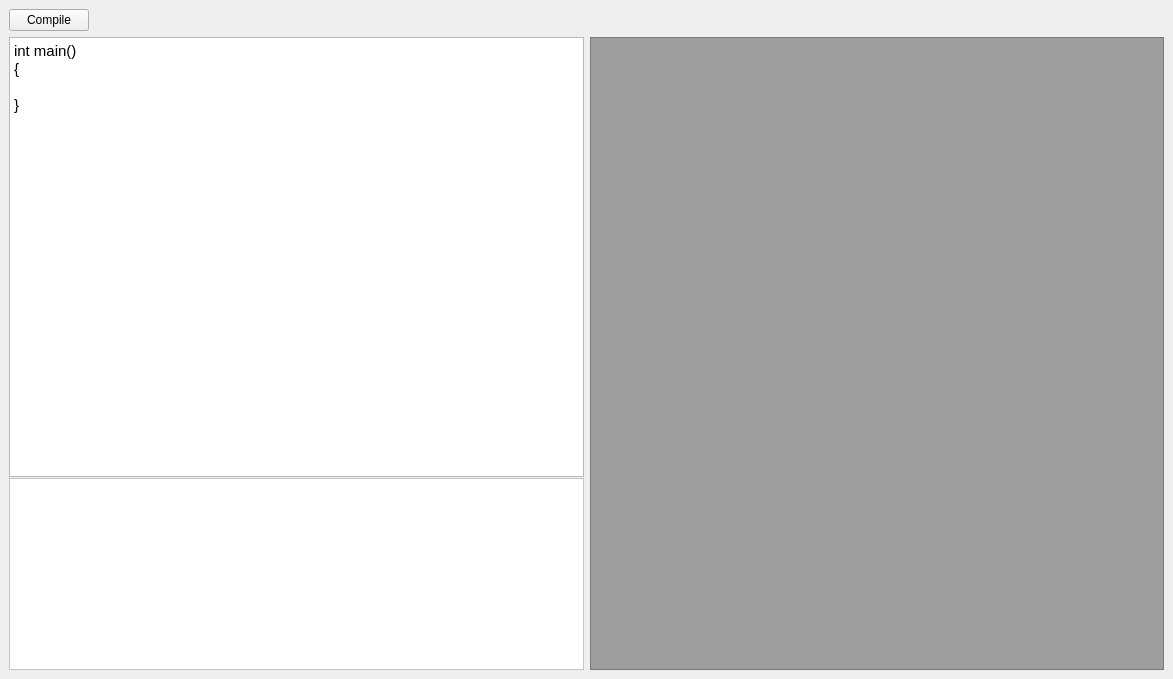
This is app/mainwindow.ui in davidvidovic/riscv-emulator as Qt 5 draws it before an edit. The edited form follows.
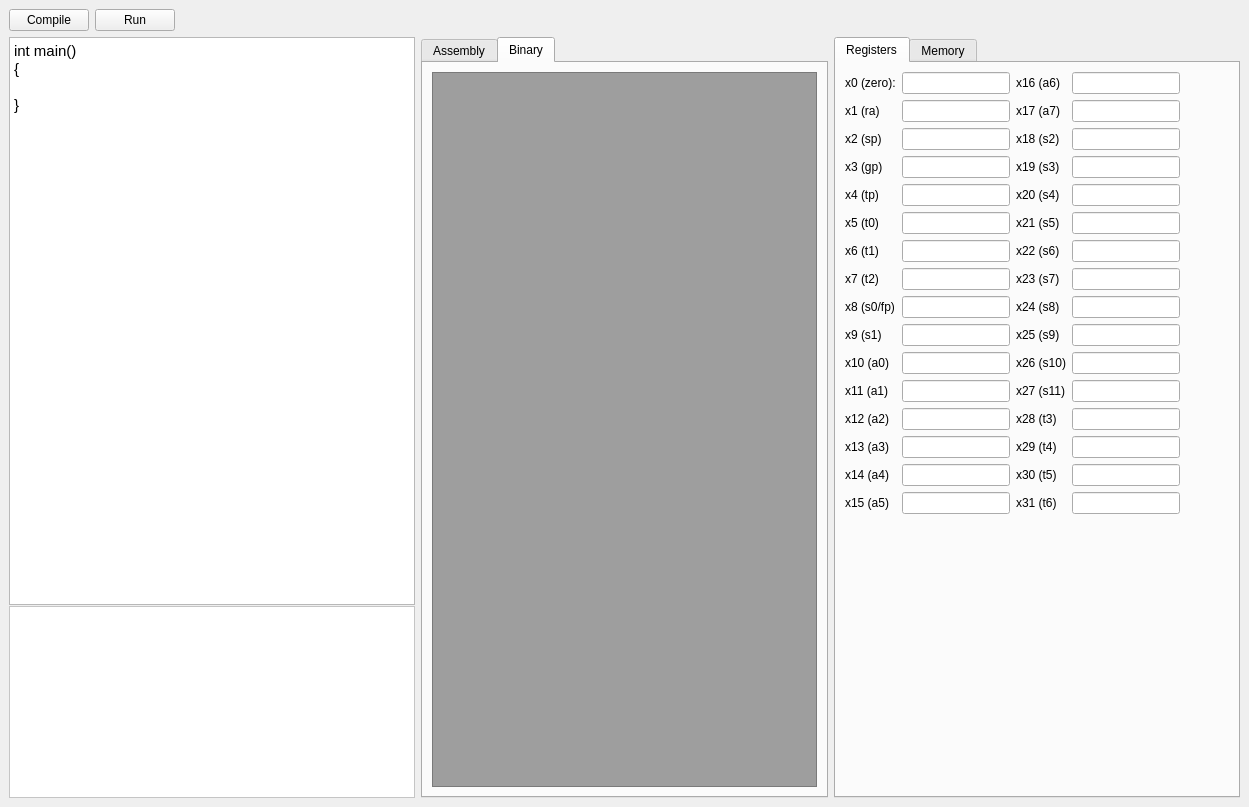
This is the edited form.

Commit message: App UI updated with both assembly and binary outputs. Highlighting works both ways. Added register dump information into UI. Planning to do the same for memory. Fixed bugs in assembler and added RV64I functions.

Diff of the .ui file:
```diff
--- a/app/mainwindow.ui
+++ b/app/mainwindow.ui
@@ -6,8 +6,8 @@
    <rect>
     <x>0</x>
     <y>0</y>
-    <width>1173</width>
-    <height>679</height>
+    <width>1249</width>
+    <height>807</height>
    </rect>
   </property>
   <property name="windowTitle">
@@ -65,16 +65,521 @@
          </layout>
         </item>
         <item>
-         <widget class="QTextEdit" name="asm_textbox">
-          <property name="autoFillBackground">
-           <bool>false</bool>
+         <widget class="QTabWidget" name="code_tabs">
+          <property name="currentIndex">
+           <number>1</number>
           </property>
-          <property name="styleSheet">
-           <string notr="true">background-color: rgb(158, 158, 158);</string>
+          <widget class="QWidget" name="asm_tab">
+           <attribute name="title">
+            <string>Assembly</string>
+           </attribute>
+           <layout class="QGridLayout" name="gridLayout_3">
+            <item row="0" column="0">
+             <widget class="QTextEdit" name="asm_textbox">
+              <property name="autoFillBackground">
+               <bool>false</bool>
+              </property>
+              <property name="styleSheet">
+               <string notr="true">background-color: rgb(158, 158, 158);</string>
+              </property>
+              <property name="readOnly">
+               <bool>true</bool>
+              </property>
+             </widget>
+            </item>
+           </layout>
+          </widget>
+          <widget class="QWidget" name="bin_tab">
+           <attribute name="title">
+            <string>Binary</string>
+           </attribute>
+           <layout class="QGridLayout" name="gridLayout_4">
+            <item row="0" column="0">
+             <widget class="QTextEdit" name="bin_textbox">
+              <property name="autoFillBackground">
+               <bool>false</bool>
+              </property>
+              <property name="styleSheet">
+               <string notr="true">background-color: rgb(158, 158, 158);</string>
+              </property>
+              <property name="readOnly">
+               <bool>true</bool>
+              </property>
+             </widget>
+            </item>
+           </layout>
+          </widget>
+         </widget>
+        </item>
+        <item>
+         <widget class="QTabWidget" name="data_tabs">
+          <property name="currentIndex">
+           <number>0</number>
           </property>
-          <property name="readOnly">
-           <bool>true</bool>
-          </property>
+          <widget class="QWidget" name="register_tab">
+           <attribute name="title">
+            <string>Registers</string>
+           </attribute>
+           <layout class="QFormLayout" name="formLayout">
+            <item row="0" column="0">
+             <layout class="QGridLayout" name="gridLayout_2">
+              <item row="1" column="0">
+               <widget class="QLabel" name="label_2">
+                <property name="text">
+                 <string>x1 (ra)</string>
+                </property>
+               </widget>
+              </item>
+              <item row="14" column="0">
+               <widget class="QLabel" name="label_15">
+                <property name="text">
+                 <string>x14 (a4)</string>
+                </property>
+               </widget>
+              </item>
+              <item row="3" column="1">
+               <widget class="QLineEdit" name="x3reg">
+                <property name="readOnly">
+                 <bool>true</bool>
+                </property>
+               </widget>
+              </item>
+              <item row="10" column="1">
+               <widget class="QLineEdit" name="x10reg">
+                <property name="readOnly">
+                 <bool>true</bool>
+                </property>
+               </widget>
+              </item>
+              <item row="8" column="0">
+               <widget class="QLabel" name="label_9">
+                <property name="text">
+                 <string>x8 (s0/fp)</string>
+                </property>
+               </widget>
+              </item>
+              <item row="12" column="0">
+               <widget class="QLabel" name="label_13">
+                <property name="text">
+                 <string>x12 (a2)</string>
+                </property>
+               </widget>
+              </item>
+              <item row="0" column="3">
+               <widget class="QLineEdit" name="x16reg">
+                <property name="readOnly">
+                 <bool>true</bool>
+                </property>
+               </widget>
+              </item>
+              <item row="7" column="0">
+               <widget class="QLabel" name="label_8">
+                <property name="text">
+                 <string>x7 (t2)</string>
+                </property>
+               </widget>
+              </item>
+              <item row="0" column="0">
+               <widget class="QLabel" name="label">
+                <property name="text">
+                 <string>x0 (zero):</string>
+                </property>
+               </widget>
+              </item>
+              <item row="4" column="0">
+               <widget class="QLabel" name="label_5">
+                <property name="text">
+                 <string>x4 (tp)</string>
+                </property>
+               </widget>
+              </item>
+              <item row="11" column="1">
+               <widget class="QLineEdit" name="x11reg">
+                <property name="readOnly">
+                 <bool>true</bool>
+                </property>
+               </widget>
+              </item>
+              <item row="6" column="0">
+               <widget class="QLabel" name="label_7">
+                <property name="text">
+                 <string>x6 (t1)</string>
+                </property>
+               </widget>
+              </item>
+              <item row="5" column="0">
+               <widget class="QLabel" name="label_6">
+                <property name="text">
+                 <string>x5 (t0)</string>
+                </property>
+               </widget>
+              </item>
+              <item row="3" column="0">
+               <widget class="QLabel" name="label_4">
+                <property name="text">
+                 <string>x3 (gp)</string>
+                </property>
+               </widget>
+              </item>
+              <item row="1" column="1">
+               <widget class="QLineEdit" name="x1reg">
+                <property name="readOnly">
+                 <bool>true</bool>
+                </property>
+               </widget>
+              </item>
+              <item row="7" column="1">
+               <widget class="QLineEdit" name="x7reg">
+                <property name="readOnly">
+                 <bool>true</bool>
+                </property>
+               </widget>
+              </item>
+              <item row="13" column="1">
+               <widget class="QLineEdit" name="x13reg">
+                <property name="readOnly">
+                 <bool>true</bool>
+                </property>
+               </widget>
+              </item>
+              <item row="11" column="0">
+               <widget class="QLabel" name="label_12">
+                <property name="text">
+                 <string>x11 (a1)</string>
+                </property>
+               </widget>
+              </item>
+              <item row="6" column="1">
+               <widget class="QLineEdit" name="x6reg">
+                <property name="readOnly">
+                 <bool>true</bool>
+                </property>
+               </widget>
+              </item>
+              <item row="12" column="1">
+               <widget class="QLineEdit" name="x12reg">
+                <property name="readOnly">
+                 <bool>true</bool>
+                </property>
+               </widget>
+              </item>
+              <item row="9" column="0">
+               <widget class="QLabel" name="label_10">
+                <property name="text">
+                 <string>x9 (s1)</string>
+                </property>
+               </widget>
+              </item>
+              <item row="10" column="0">
+               <widget class="QLabel" name="label_11">
+                <property name="text">
+                 <string>x10 (a0)</string>
+                </property>
+               </widget>
+              </item>
+              <item row="0" column="1">
+               <widget class="QLineEdit" name="x0reg">
+                <property name="readOnly">
+                 <bool>true</bool>
+                </property>
+               </widget>
+              </item>
+              <item row="15" column="0">
+               <widget class="QLabel" name="label_16">
+                <property name="text">
+                 <string>x15 (a5)</string>
+                </property>
+               </widget>
+              </item>
+              <item row="8" column="1">
+               <widget class="QLineEdit" name="x8reg">
+                <property name="readOnly">
+                 <bool>true</bool>
+                </property>
+               </widget>
+              </item>
+              <item row="2" column="0">
+               <widget class="QLabel" name="label_3">
+                <property name="text">
+                 <string>x2 (sp)</string>
+                </property>
+               </widget>
+              </item>
+              <item row="4" column="1">
+               <widget class="QLineEdit" name="x4reg">
+                <property name="readOnly">
+                 <bool>true</bool>
+                </property>
+               </widget>
+              </item>
+              <item row="5" column="1">
+               <widget class="QLineEdit" name="x5reg">
+                <property name="readOnly">
+                 <bool>true</bool>
+                </property>
+               </widget>
+              </item>
+              <item row="2" column="1">
+               <widget class="QLineEdit" name="x2reg">
+                <property name="readOnly">
+                 <bool>true</bool>
+                </property>
+               </widget>
+              </item>
+              <item row="15" column="1">
+               <widget class="QLineEdit" name="x15reg">
+                <property name="readOnly">
+                 <bool>true</bool>
+                </property>
+               </widget>
+              </item>
+              <item row="14" column="1">
+               <widget class="QLineEdit" name="x14reg">
+                <property name="readOnly">
+                 <bool>true</bool>
+                </property>
+               </widget>
+              </item>
+              <item row="0" column="2">
+               <widget class="QLabel" name="label_28">
+                <property name="text">
+                 <string>x16 (a6)</string>
+                </property>
+               </widget>
+              </item>
+              <item row="9" column="1">
+               <widget class="QLineEdit" name="x9reg">
+                <property name="readOnly">
+                 <bool>true</bool>
+                </property>
+               </widget>
+              </item>
+              <item row="13" column="0">
+               <widget class="QLabel" name="label_14">
+                <property name="text">
+                 <string>x13 (a3)</string>
+                </property>
+               </widget>
+              </item>
+              <item row="1" column="2">
+               <widget class="QLabel" name="label_17">
+                <property name="text">
+                 <string>x17 (a7)</string>
+                </property>
+               </widget>
+              </item>
+              <item row="2" column="2">
+               <widget class="QLabel" name="label_18">
+                <property name="text">
+                 <string>x18 (s2)</string>
+                </property>
+               </widget>
+              </item>
+              <item row="3" column="2">
+               <widget class="QLabel" name="label_19">
+                <property name="text">
+                 <string>x19 (s3)</string>
+                </property>
+               </widget>
+              </item>
+              <item row="4" column="2">
+               <widget class="QLabel" name="label_20">
+                <property name="text">
+                 <string>x20 (s4)</string>
+                </property>
+               </widget>
+              </item>
+              <item row="5" column="2">
+               <widget class="QLabel" name="label_21">
+                <property name="text">
+                 <string>x21 (s5)</string>
+                </property>
+               </widget>
+              </item>
+              <item row="6" column="2">
+               <widget class="QLabel" name="label_22">
+                <property name="text">
+                 <string>x22 (s6)</string>
+                </property>
+               </widget>
+              </item>
+              <item row="7" column="2">
+               <widget class="QLabel" name="label_23">
+                <property name="text">
+                 <string>x23 (s7)</string>
+                </property>
+               </widget>
+              </item>
+              <item row="8" column="2">
+               <widget class="QLabel" name="label_24">
+                <property name="text">
+                 <string>x24 (s8)</string>
+                </property>
+               </widget>
+              </item>
+              <item row="9" column="2">
+               <widget class="QLabel" name="label_25">
+                <property name="text">
+                 <string>x25 (s9)</string>
+                </property>
+               </widget>
+              </item>
+              <item row="10" column="2">
+               <widget class="QLabel" name="label_26">
+                <property name="text">
+                 <string>x26 (s10)</string>
+                </property>
+               </widget>
+              </item>
+              <item row="11" column="2">
+               <widget class="QLabel" name="label_27">
+                <property name="text">
+                 <string>x27 (s11)</string>
+                </property>
+               </widget>
+              </item>
+              <item row="12" column="2">
+               <widget class="QLabel" name="label_29">
+                <property name="text">
+                 <string>x28 (t3)</string>
+                </property>
+               </widget>
+              </item>
+              <item row="13" column="2">
+               <widget class="QLabel" name="label_30">
+                <property name="text">
+                 <string>x29 (t4)</string>
+                </property>
+               </widget>
+              </item>
+              <item row="14" column="2">
+               <widget class="QLabel" name="label_31">
+                <property name="text">
+                 <string>x30 (t5)</string>
+                </property>
+               </widget>
+              </item>
+              <item row="15" column="2">
+               <widget class="QLabel" name="label_32">
+                <property name="text">
+                 <string>x31 (t6)</string>
+                </property>
+               </widget>
+              </item>
+              <item row="1" column="3">
+               <widget class="QLineEdit" name="x17reg">
+                <property name="readOnly">
+                 <bool>true</bool>
+                </property>
+               </widget>
+              </item>
+              <item row="2" column="3">
+               <widget class="QLineEdit" name="x18reg">
+                <property name="readOnly">
+                 <bool>true</bool>
+                </property>
+               </widget>
+              </item>
+              <item row="3" column="3">
+               <widget class="QLineEdit" name="x19reg">
+                <property name="readOnly">
+                 <bool>true</bool>
+                </property>
+               </widget>
+              </item>
+              <item row="4" column="3">
+               <widget class="QLineEdit" name="x20reg">
+                <property name="readOnly">
+                 <bool>true</bool>
+                </property>
+               </widget>
+              </item>
+              <item row="5" column="3">
+               <widget class="QLineEdit" name="x21reg">
+                <property name="readOnly">
+                 <bool>true</bool>
+                </property>
+               </widget>
+              </item>
+              <item row="6" column="3">
+               <widget class="QLineEdit" name="x22reg">
+                <property name="readOnly">
+                 <bool>true</bool>
+                </property>
+               </widget>
+              </item>
+              <item row="7" column="3">
+               <widget class="QLineEdit" name="x23reg">
+                <property name="readOnly">
+                 <bool>true</bool>
+                </property>
+               </widget>
+              </item>
+              <item row="8" column="3">
+               <widget class="QLineEdit" name="x24reg">
+                <property name="readOnly">
+                 <bool>true</bool>
+                </property>
+               </widget>
+              </item>
+              <item row="9" column="3">
+               <widget class="QLineEdit" name="x25reg">
+                <property name="readOnly">
+                 <bool>true</bool>
+                </property>
+               </widget>
+              </item>
+              <item row="10" column="3">
+               <widget class="QLineEdit" name="x26reg">
+                <property name="readOnly">
+                 <bool>true</bool>
+                </property>
+               </widget>
+              </item>
+              <item row="11" column="3">
+               <widget class="QLineEdit" name="x27reg">
+                <property name="readOnly">
+                 <bool>true</bool>
+                </property>
+               </widget>
+              </item>
+              <item row="12" column="3">
+               <widget class="QLineEdit" name="x28reg">
+                <property name="readOnly">
+                 <bool>true</bool>
+                </property>
+               </widget>
+              </item>
+              <item row="13" column="3">
+               <widget class="QLineEdit" name="x29reg">
+                <property name="readOnly">
+                 <bool>true</bool>
+                </property>
+               </widget>
+              </item>
+              <item row="14" column="3">
+               <widget class="QLineEdit" name="x30reg">
+                <property name="readOnly">
+                 <bool>true</bool>
+                </property>
+               </widget>
+              </item>
+              <item row="15" column="3">
+               <widget class="QLineEdit" name="x31reg">
+                <property name="readOnly">
+                 <bool>true</bool>
+                </property>
+               </widget>
+              </item>
+             </layout>
+            </item>
+           </layout>
+          </widget>
+          <widget class="QWidget" name="memory_tab">
+           <attribute name="title">
+            <string>Memory</string>
+           </attribute>
+          </widget>
          </widget>
         </item>
        </layout>
@@ -90,6 +595,13 @@
         </property>
        </widget>
       </item>
+      <item>
+       <widget class="QPushButton" name="run_button">
+        <property name="text">
+         <string>Run</string>
+        </property>
+       </widget>
+      </item>
       <item>
        <spacer name="horizontalSpacer">
         <property name="orientation">
```
The commit also changes 11 other files.
